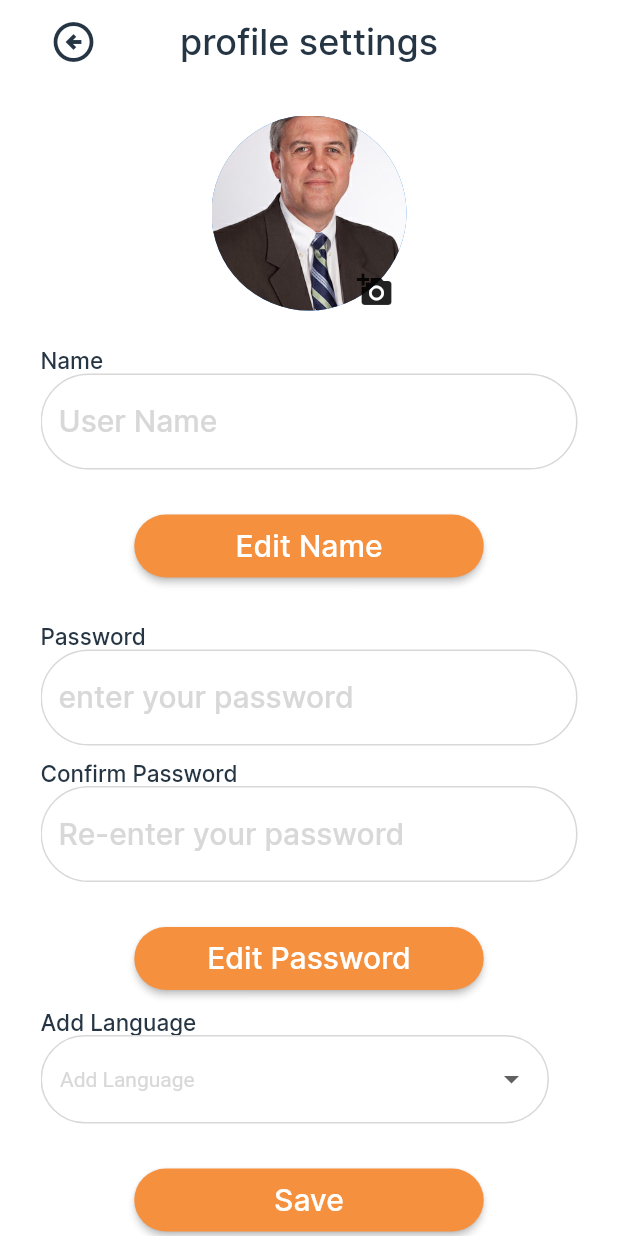
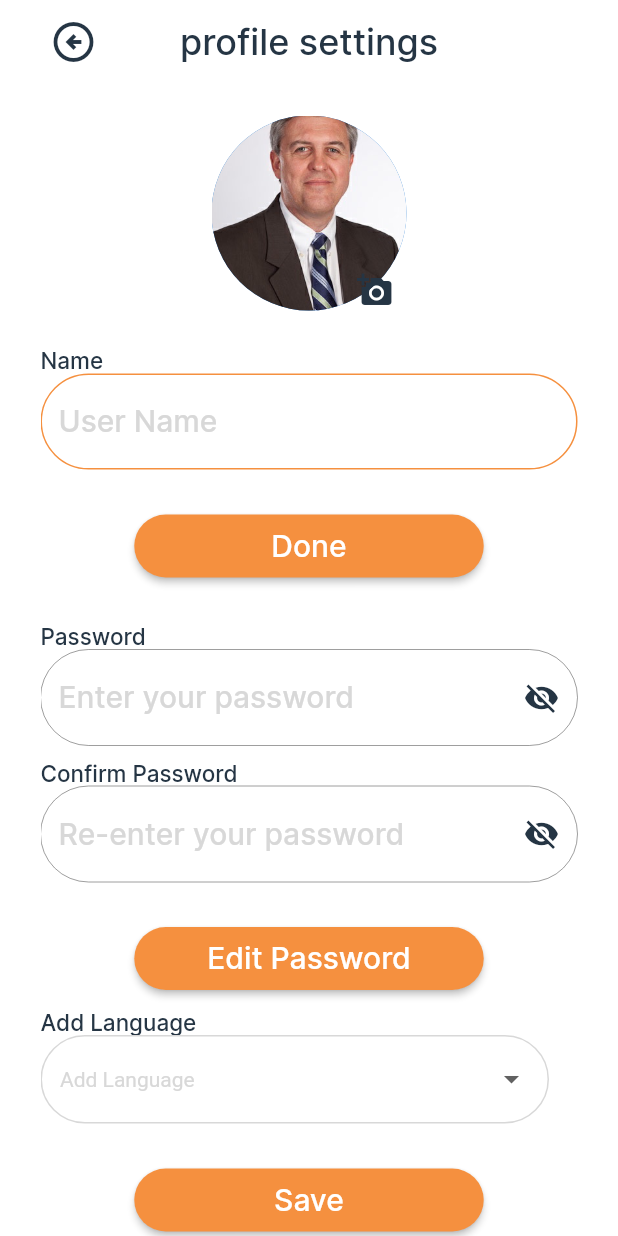
Before and after one commit to MoaazEhab20/horus, a Flutter app: the TourguideProfileSettingsScreen screen opened by its route, scrolled down 45 dp, after a tap on "Edit Name", on a phone screen of 412 x 824 dp. Run offline on Flutter 3.47's test engine with Material 2 defaults, Android fonts, the phone set to English and light mode, and no system bars; our stand-ins replace another_carousel_pro, flutter_rating_bar, flutter_riverpod, hooks_riverpod, image_picker, shared_preferences and 1 more; accounts and stored records are empty.

Commit message:
profile settings

```diff
--- a/lib/screens/tourguideview/profile_pages/tourguide_profile_settings_screen.dart
+++ b/lib/screens/tourguideview/profile_pages/tourguide_profile_settings_screen.dart
@@ -13,7 +13,15 @@ class TourguideProfileSettingsScreen extends StatefulWidget {
 
 class _PickImageState extends State<TourguideProfileSettingsScreen> {
   Uint8List? _image;
-  File? selectedIMage;
+  File? selectedImage;
+  bool isEditingName = false;
+  bool isEditingPassword = false;
+  bool _isPasswordVisible = false;
+  bool _isConfirmPasswordVisible = false;
+
+  final TextEditingController nameController = TextEditingController();
+  final TextEditingController passwordController = TextEditingController();
+  final TextEditingController confirmPasswordController = TextEditingController();
 
   @override
   Widget build(BuildContext context) {
@@ -45,19 +53,15 @@ class _PickImageState extends State<TourguideProfileSettingsScreen> {
           child: Column(
             crossAxisAlignment: CrossAxisAlignment.start,
             children: [
-              const SizedBox(
-                height: 66,
-              ),
+              const SizedBox(height: 66),
               Center(
                 child: Stack(
                   children: [
                     _image != null
-                        ? CircleAvatar(
-                            radius: 65, backgroundImage: MemoryImage(_image!))
+                        ? CircleAvatar(radius: 65, backgroundImage: MemoryImage(_image!))
                         : const CircleAvatar(
                             radius: 65,
-                            backgroundImage: AssetImage(
-                                'assets/images/Dave-Dickinson-Headshot.jpg'),
+                            backgroundImage: AssetImage('assets/images/Dave-Dickinson-Headshot.jpg'),
                           ),
                     Positioned(
                       bottom: -10,
@@ -66,137 +70,197 @@ class _PickImageState extends State<TourguideProfileSettingsScreen> {
                         onPressed: () {
                           showImagePickerOption(context);
                         },
-                            icon: const Icon(Icons.add_a_photo)))
+                        icon: const Icon(Icons.add_a_photo),
+                        color: Theme.of(context).primaryColor,
+                      ),
+                    ),
                   ],
                 ),
               ),
-              const SizedBox(
-                height: 24,
-              ),
+              const SizedBox(height: 24),
               Text(
                 'Name',
                 style: TextStyle(
                   fontFamily: 'Inter',
                   color: Theme.of(context).primaryColor,
                   fontWeight: FontWeight.w500,
-                    fontSize: 15),
+                  fontSize: 15,
+                ),
               ),
               TextField(
+                controller: nameController,
+                enabled: isEditingName,
+                style: TextStyle(color: Theme.of(context).primaryColor),
                 decoration: InputDecoration(
                   hintText: 'User Name',
                   hintStyle: const TextStyle(color: Color(0XFFD8D8D8)),
+                  border: OutlineInputBorder(
+                    borderRadius: BorderRadius.circular(50),
+                    borderSide: const BorderSide(
+                      width: 1,
+                      color: Color(0XFFF5903F),
+                    ),
+                  ),
                   focusedBorder: OutlineInputBorder(
                     borderRadius: BorderRadius.circular(50),
                     borderSide: const BorderSide(
                       width: 1,
                       color: Color(0XFFF5903F),
-                      )),
+                    ),
+                  ),
                   enabledBorder: OutlineInputBorder(
                     borderRadius: BorderRadius.circular(50),
                     borderSide: const BorderSide(
                       width: 1,
-                        color: Color(0XFFD8D8D8),
-                      )),
+                      color: Color(0XFFF5903F),
                     ),
                   ),
-              const SizedBox(
-                height: 27,
                 ),
+              ),
+              const SizedBox(height: 27),
               Center(
                 child: MaterialButton(
-                  //minWidth: MediaQuery.of(context).size.width,
                   height: 42,
                   minWidth: 233,
-                  onPressed: () {},
+                  onPressed: () {
+                    setState(() {
+                      isEditingName = !isEditingName;
+                    });
+                  },
                   shape: OutlineInputBorder(
                     borderRadius: BorderRadius.circular(50),
                     borderSide: BorderSide.none,
                   ),
                   color: const Color(0XFFF5903F),
-                  child: const Text(
-                    'Edit Name',
-                    style: TextStyle(
+                  child: Text(
+                    isEditingName ? 'Done' : 'Edit Name',
+                    style: const TextStyle(
                       color: Colors.white,
                       fontSize: 20,
                     ),
                   ),
                 ),
               ),
-              const SizedBox(
-                height: 27,
-              ),
+              const SizedBox(height: 27),
               Text(
                 'Password',
                 style: TextStyle(
                   fontFamily: 'Inter',
                   color: Theme.of(context).primaryColor,
                   fontWeight: FontWeight.w500,
-                    fontSize: 15),
+                  fontSize: 15,
+                ),
               ),
               TextField(
+                controller: passwordController,
+                enabled: isEditingPassword,
+                obscureText: !_isPasswordVisible,
                 decoration: InputDecoration(
-                  hintText: 'enter your password',
+                  hintText: 'Enter your password',
                   hintStyle: const TextStyle(color: Color(0XFFD8D8D8)),
+                  border: OutlineInputBorder(
+                    borderRadius: BorderRadius.circular(50),
+                    borderSide: const BorderSide(
+                      width: 1,
+                      color: Color(0XFFF5903F),
+                    ),
+                  ),
                   focusedBorder: OutlineInputBorder(
                     borderRadius: BorderRadius.circular(50),
                     borderSide: const BorderSide(
                       width: 1,
                       color: Color(0XFFF5903F),
-                      )),
+                    ),
+                  ),
                   enabledBorder: OutlineInputBorder(
                     borderRadius: BorderRadius.circular(50),
                     borderSide: const BorderSide(
                       width: 1,
-                        color: Color(0XFFD8D8D8),
-                      )),
+                      color: Color(0XFFF5903F),
                     ),
                   ),
-              const SizedBox(
-                height: 9,
+                  suffixIcon: IconButton(
+                    icon: Icon(
+                      _isPasswordVisible ? Icons.visibility : Icons.visibility_off,
+                      color: Theme.of(context).primaryColor,
                     ),
+                    onPressed: () {
+                      setState(() {
+                        _isPasswordVisible = !_isPasswordVisible;
+                      });
+                    },
+                  ),
+                ),
+              ),
+              const SizedBox(height: 9),
               Text(
                 'Confirm Password',
                 style: TextStyle(
                   fontFamily: 'Inter',
                   color: Theme.of(context).primaryColor,
                   fontWeight: FontWeight.w500,
-                    fontSize: 15),
+                  fontSize: 15,
+                ),
               ),
               TextField(
+                controller: confirmPasswordController,
+                enabled: isEditingPassword,
+                obscureText: !_isConfirmPasswordVisible,
                 decoration: InputDecoration(
                   hintText: 'Re-enter your password',
                   hintStyle: const TextStyle(color: Color(0XFFD8D8D8)),
+                  border: OutlineInputBorder(
+                    borderRadius: BorderRadius.circular(50),
+                    borderSide: const BorderSide(
+                      width: 1,
+                      color: Color(0XFFF5903F),
+                    ),
+                  ),
                   focusedBorder: OutlineInputBorder(
                     borderRadius: BorderRadius.circular(50),
                     borderSide: const BorderSide(
                       width: 1,
                       color: Color(0XFFF5903F),
-                      )),
+                    ),
+                  ),
                   enabledBorder: OutlineInputBorder(
                     borderRadius: BorderRadius.circular(50),
                     borderSide: const BorderSide(
                       width: 1,
-                        color: Color(0XFFD8D8D8),
-                      )),
+                      color: Color(0XFFF5903F),
                     ),
                   ),
-              const SizedBox(
-                height: 27,
+                  suffixIcon: IconButton(
+                    icon: Icon(
+                      _isConfirmPasswordVisible ? Icons.visibility : Icons.visibility_off,
+                      color: Theme.of(context).primaryColor,
                     ),
+                    onPressed: () {
+                      setState(() {
+                        _isConfirmPasswordVisible = !_isConfirmPasswordVisible;
+                      });
+                    },
+                  ),
+                ),
+              ),
+              const SizedBox(height: 27),
               Center(
                 child: MaterialButton(
-                  //minWidth: MediaQuery.of(context).size.width,
                   height: 42,
                   minWidth: 233,
-                  onPressed: () {},
+                  onPressed: () {
+                    setState(() {
+                      isEditingPassword = !isEditingPassword;
+                    });
+                  },
                   shape: OutlineInputBorder(
                     borderRadius: BorderRadius.circular(50),
                     borderSide: BorderSide.none,
                   ),
                   color: const Color(0XFFF5903F),
-                  child: const Text(
-                    'Edit Password',
-                    style: TextStyle(
+                                    child: Text(
+                    isEditingPassword ? 'Save Password' : 'Edit Password',
+                    style: const TextStyle(
                       color: Colors.white,
                       fontSize: 20,
                     ),
@@ -326,7 +390,7 @@ class _PickImageState extends State<TourguideProfileSettingsScreen> {
         await ImagePicker().pickImage(source: ImageSource.gallery);
     if (returnImage == null) return;
     setState(() {
-      selectedIMage = File(returnImage.path);
+      selectedImage = File(returnImage.path);
       _image = File(returnImage.path).readAsBytesSync();
     });
     Navigator.of(context).pop(); //close the model sheet
@@ -338,7 +402,7 @@ class _PickImageState extends State<TourguideProfileSettingsScreen> {
         await ImagePicker().pickImage(source: ImageSource.camera);
     if (returnImage == null) return;
     setState(() {
-      selectedIMage = File(returnImage.path);
+      selectedImage = File(returnImage.path);
       _image = File(returnImage.path).readAsBytesSync();
     });
     Navigator.of(context).pop();
--- a/lib/widgets/custom_language.dart
+++ b/lib/widgets/custom_language.dart
@@ -21,20 +21,27 @@ class _DropdownTextFieldState extends State<DropdownTextField> {
       padding: EdgeInsets.symmetric(horizontal: 12.0),
       child: DropdownButtonHideUnderline(
         child: DropdownButton<String>(
+          dropdownColor: Theme.of(context).primaryColorLight,
           value: _selectedItem,
-          hint: Text('Add Language',style: TextStyle(color: Color(0XFFD8D8D8)),),
+          hint: Text(
+            'Add Language',
+            style: TextStyle(color: Color(0XFFD8D8D8)),
+          ),
           isExpanded: true,
           icon: Icon(Icons.arrow_drop_down),
           iconSize: 24,
-          elevation: 16,
-          style: TextStyle(color: Colors.black),
-          onChanged: (String? newValue){setState(() {
-            _selectedItem = newValue!;
-          });},
+          style: TextStyle(color: Theme.of(context).primaryColor),
+          onChanged: (String? newValue) {
+            setState(() {
+              _selectedItem = newValue!;
+            });
+          },
           items: _dropdownItems.map<DropdownMenuItem<String>>((String value) {
             return DropdownMenuItem<String>(
               value: value,
-              child: Text(value),
+              child: Container(
+                child: Text(value),
+              ),
             );
           }).toList(),
         ),
```
Lines whose indentation alone changed are shown as unchanged.
